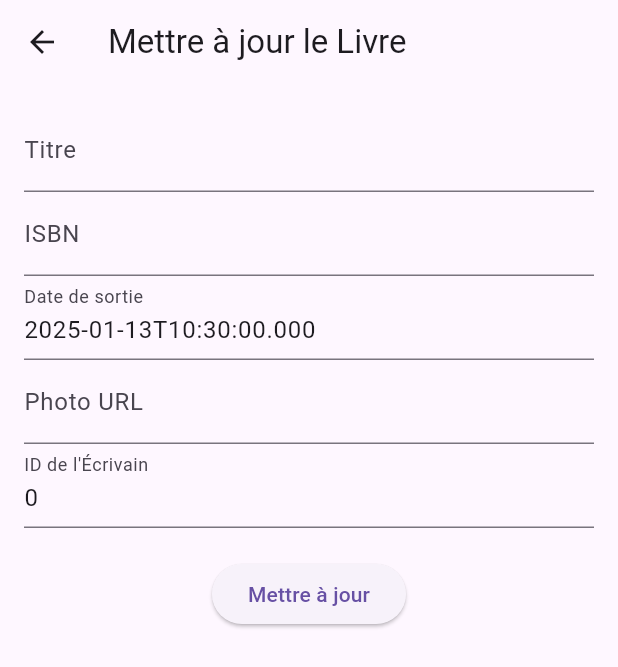
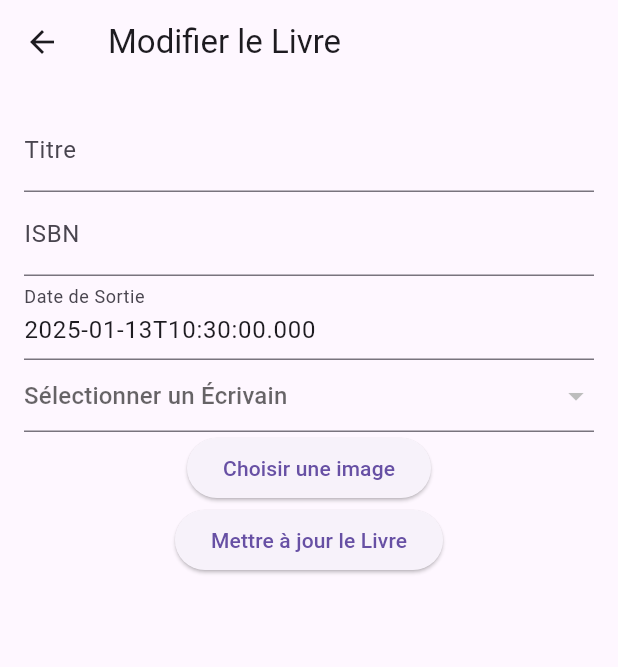
Before and after one commit to HammaBG/GestionBibliotheque, a Flutter app: the UpdateLivrePage screen opened directly with empty values, on a phone screen of 412 x 824 dp. Shown: the top 667 px of the screen. Run offline on Flutter 3.47's test engine with Material 3 defaults, Android fonts, the phone set to English and light mode, and no system bars; our stand-ins replace image_picker, sqflite; accounts and stored records are empty.

Commit message:
Enhance book update functionality with image selection and author dropdown

```diff
--- a/lib/UpdateLivrePage.dart
+++ b/lib/UpdateLivrePage.dart
@@ -1,8 +1,10 @@
+import 'dart:io';
 import 'package:flutter/material.dart';
+import 'package:image_picker/image_picker.dart'; // Import image picker
 import 'db_helper.dart';
 
 class UpdateLivrePage extends StatefulWidget {
-  final Map<String, dynamic> livre;
+  final Map<String, dynamic> livre; // Book details passed from the list page
 
   UpdateLivrePage({required this.livre});
 
@@ -12,42 +14,56 @@ class UpdateLivrePage extends StatefulWidget {
 
 class _UpdateLivrePageState extends State<UpdateLivrePage> {
   final _formKey = GlobalKey<FormState>();
-  String? _titre;
-  String? _isbn;
-  String? _dateSortie;
-  String? _photo;
-  int? _ecrivainId;
+  late String _titre;
+  late String _isbn;
+  late String _dateSortie;
+  late String _photo;
+  late int _selectedEcrivainId;
+  List<Map<String, dynamic>> _ecrivains = [];
+  final ImagePicker _picker = ImagePicker();
 
   @override
   void initState() {
     super.initState();
+    // Initialize the fields with existing book data
     _titre = widget.livre['titre'];
     _isbn = widget.livre['isbn'];
     _dateSortie = widget.livre['dateSortie'];
-    _photo = widget.livre['photo'];
-    _ecrivainId = widget.livre['ecrivainId'];
+    _photo = widget.livre['photo'] ?? '';
+    _selectedEcrivainId = widget.livre['ecrivainId'];
+    _loadEcrivains();
   }
 
+  // Fetch the écrivains from the database
+  Future<void> _loadEcrivains() async {
+    final data = await DBHelper().fetchAll('ecrivains');
+    setState(() {
+      _ecrivains = data;
+    });
+  }
+
+  // Update Livre in the database
   Future<void> _updateLivre() async {
     if (_formKey.currentState!.validate()) {
       _formKey.currentState!.save();
-
-      // Update the book in the database
       await DBHelper().updateBook({
         'titre': _titre,
         'isbn': _isbn,
         'dateSortie': _dateSortie,
         'photo': _photo,
-        'ecrivainId': _ecrivainId,
+        'ecrivainId': _selectedEcrivainId,
       }, widget.livre['id']);
+      Navigator.pop(context); // Close the page after updating the book
+    }
+  }
 
-      // Show success message
-      ScaffoldMessenger.of(context).showSnackBar(
-        SnackBar(content: Text('Livre mis à jour avec succès!')),
-      );
-
-      // Navigate back to the livre list page
-      Navigator.pop(context);
+  // Pick an image from the gallery
+  Future<void> _pickImage() async {
+    final XFile? pickedFile = await _picker.pickImage(source: ImageSource.gallery);
+    if (pickedFile != null) {
+      setState(() {
+        _photo = pickedFile.path;
+      });
     }
   }
 
@@ -55,7 +71,7 @@ class _UpdateLivrePageState extends State<UpdateLivrePage> {
   Widget build(BuildContext context) {
     return Scaffold(
       appBar: AppBar(
-        title: Text('Mettre à jour le Livre'),
+        title: Text('Modifier le Livre'),
       ),
       body: Padding(
         padding: const EdgeInsets.all(16.0),
@@ -63,70 +79,90 @@ class _UpdateLivrePageState extends State<UpdateLivrePage> {
           key: _formKey,
           child: Column(
             children: [
+              // Title input field
               TextFormField(
                 initialValue: _titre,
                 decoration: InputDecoration(labelText: 'Titre'),
+                onSaved: (value) {
+                  _titre = value!;
+                },
                 validator: (value) {
-                  if (value == null || value.isEmpty) {
-                    return 'Veuillez entrer un titre.';
+                  if (value!.isEmpty) {
+                    return 'Veuillez entrer un titre';
                   }
                   return null;
                 },
-                onSaved: (value) {
-                  _titre = value;
-                },
               ),
+              // ISBN input field
               TextFormField(
                 initialValue: _isbn,
                 decoration: InputDecoration(labelText: 'ISBN'),
+                onSaved: (value) {
+                  _isbn = value!;
+                },
                 validator: (value) {
-                  if (value == null || value.isEmpty) {
-                    return 'Veuillez entrer un ISBN.';
+                  if (value!.isEmpty) {
+                    return 'Veuillez entrer un ISBN';
                   }
                   return null;
                 },
-                onSaved: (value) {
-                  _isbn = value;
-                },
               ),
+              // Date of Release input field
               TextFormField(
                 initialValue: _dateSortie,
-                decoration: InputDecoration(labelText: 'Date de sortie'),
+                decoration: InputDecoration(labelText: 'Date de Sortie'),
+                onSaved: (value) {
+                  _dateSortie = value!;
+                },
                 validator: (value) {
-                  if (value == null || value.isEmpty) {
-                    return 'Veuillez entrer une date de sortie.';
+                  if (value!.isEmpty) {
+                    return 'Veuillez entrer une date de sortie';
                   }
                   return null;
                 },
+              ),
+              // Dropdown to select the Écrivain
+              DropdownButtonFormField<int>(
+                value: _selectedEcrivainId,
+                hint: Text('Sélectionner un Écrivain'),
+                onChanged: (int? newValue) {
+                  setState(() {
+                    _selectedEcrivainId = newValue!;
+                  });
+                },
                 onSaved: (value) {
-                  _dateSortie = value;
+                  _selectedEcrivainId = value!;
                 },
-              ),
-              TextFormField(
-                initialValue: _photo,
-                decoration: InputDecoration(labelText: 'Photo URL'),
-                onSaved: (value) {
-                  _photo = value;
-                },
-              ),
-              TextFormField(
-                initialValue: _ecrivainId.toString(),
-                decoration: InputDecoration(labelText: 'ID de l\'Écrivain'),
-                keyboardType: TextInputType.number,
                 validator: (value) {
-                  if (value == null || value.isEmpty) {
-                    return 'Veuillez entrer l\'ID de l\'écrivain.';
+                  if (value == null) {
+                    return 'Veuillez sélectionner un écrivain';
                   }
                   return null;
                 },
-                onSaved: (value) {
-                  _ecrivainId = int.parse(value!);
-                },
+                items: _ecrivains.map((ecrivain) {
+                  return DropdownMenuItem<int>(
+                    value: ecrivain['id'],
+                    child: Text('${ecrivain['nom']} ${ecrivain['prenom']}'),
+                  );
+                }).toList(),
               ),
-              SizedBox(height: 20),
+              // Button to pick an image
+              ElevatedButton(
+                onPressed: _pickImage,
+                child: Text('Choisir une image'),
+              ),
+              // Display selected image preview
+              if (_photo.isNotEmpty)
+                Image.file(
+                  File(_photo),
+                  width: 100,
+                  height: 100,
+                  fit: BoxFit.cover,
+                ),
+              // Update Book Button
               ElevatedButton(
                 onPressed: _updateLivre,
-                child: Text('Mettre à jour'),
+                child: Text('Mettre à jour le Livre'),
               ),
             ],
           ),
```
